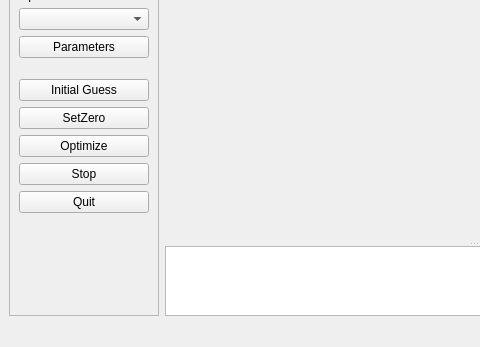
Qt form g2o/apps/g2o_viewer/base_main_window.ui (RainerKuemmerle/g2o) before a commit; both pictures show x 0 to 480 and y 253 to 600 of the 800 by 600 pixel window.
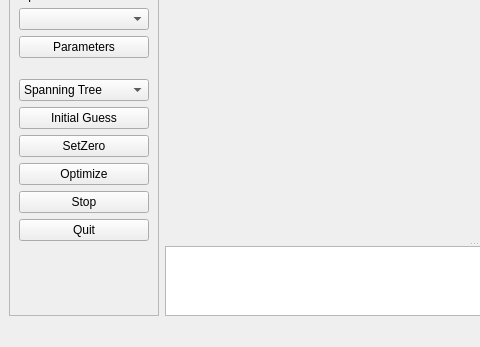
The same form after that commit. Custom widgets are drawn as their Qt base class.

Commit message:
Integrate different initializer methods in g2o_viewer
The viewer now has a commbobox which allows to select different
initializer. Currently we have the former default spanning tree and
along odometry edges.
Odometry edges are detected by looking at the IDs of the nodes.

```diff
--- a/g2o/apps/g2o_viewer/base_main_window.ui
+++ b/g2o/apps/g2o_viewer/base_main_window.ui
@@ -149,6 +149,23 @@
          </property>
         </spacer>
        </item>
+       <item>
+        <widget class="QComboBox" name="cbxIniitialGuessMethod">
+         <property name="toolTip">
+          <string>Which method is applied to compute the initial guess</string>
+         </property>
+         <item>
+          <property name="text">
+           <string>Spanning Tree</string>
+          </property>
+         </item>
+         <item>
+          <property name="text">
+           <string>Odometry</string>
+          </property>
+         </item>
+        </widget>
+       </item>
        <item>
         <widget class="QPushButton" name="btnInitialGuess">
          <property name="text">
```
The commit also changes 3 other files.
